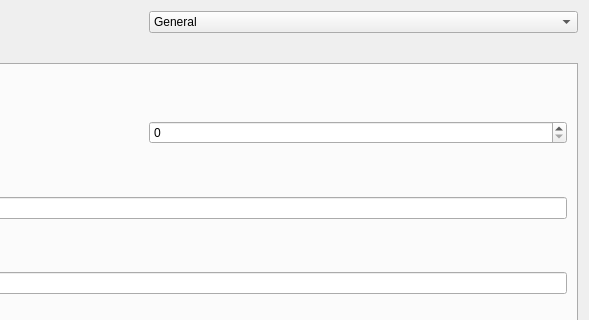
First picture: the form in src/lib/ui/newJob.ui, repository hdd/drQt, before the edit; both pictures show x 298 to 887 and y 0 to 320 of the 887 by 774 pixel window.
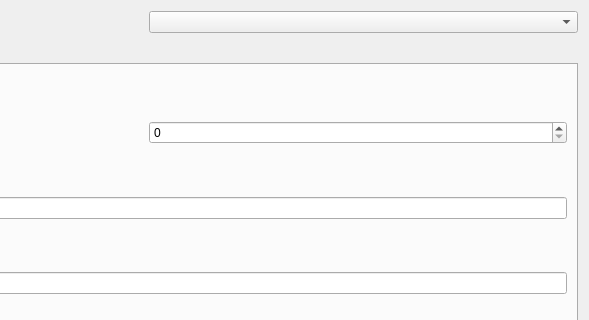
Second picture: the form after the edit.

Diff of the .ui file:
```diff
--- a/src/lib/ui/newJob.ui
+++ b/src/lib/ui/newJob.ui
@@ -27,13 +27,7 @@
       </widget>
      </item>
      <item>
-      <widget class="QComboBox" name="CB_job_type">
-       <item>
-        <property name="text">
-         <string>General</string>
-        </property>
-       </item>
-      </widget>
+      <widget class="QComboBox" name="CB_job_type"/>
      </item>
     </layout>
    </item>
```
